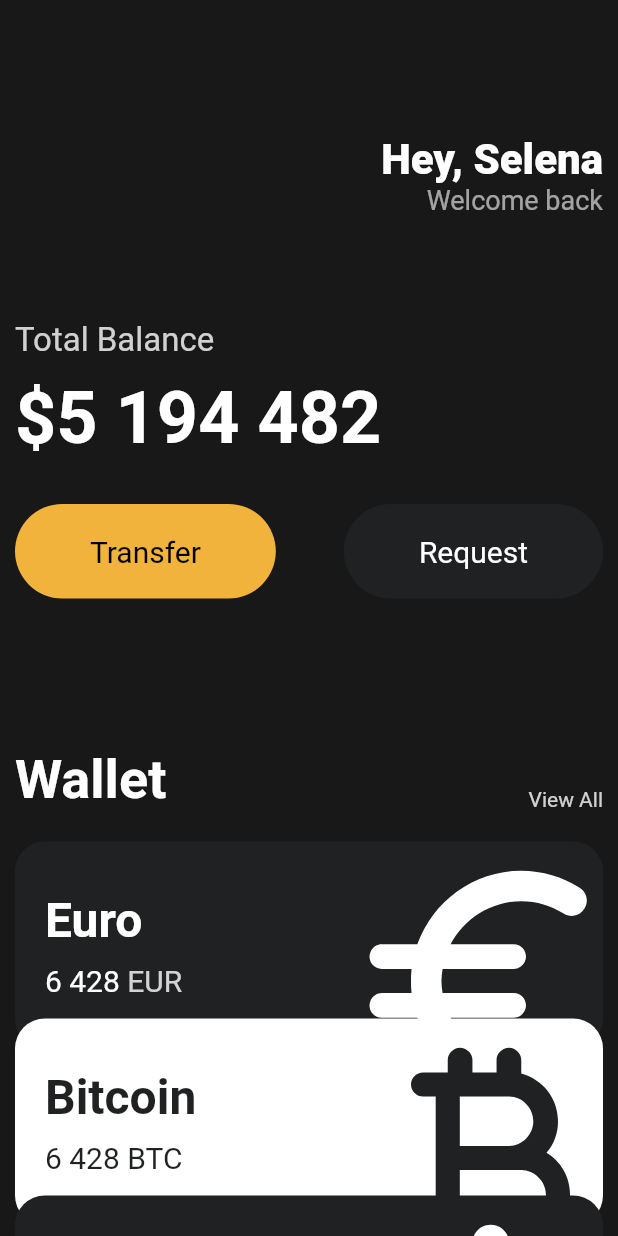
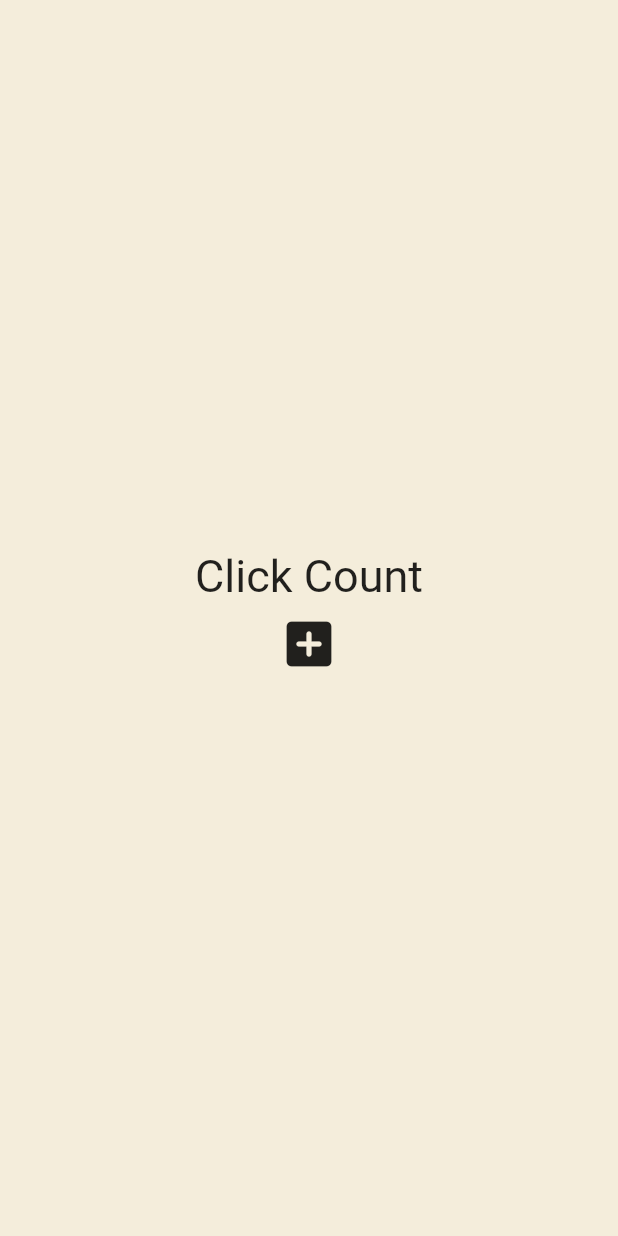
Before and after one commit to Miging/toonflix, a Flutter app: the screen it shows after launch, on a phone screen of 412 x 824 dp. Run offline on Flutter 3.47's test engine with Material 2 defaults, Android fonts, the phone set to English and light mode, and no system bars.

```diff
--- a/lib/main.dart
+++ b/lib/main.dart
@@ -6,139 +6,178 @@ void main() {
   runApp(const App());
 }
 
-class App extends StatelessWidget {
+class App extends StatefulWidget {
   const App({super.key});
+
+  @override
+  State<App> createState() => _AppState();
+}
+
+class _AppState extends State<App> {
+  List<int> numbers = [];
+  void onClicked() {
+    //setState->build재실행.
+    setState(() {
+      numbers.add(numbers.length);
+    });
+  }
 
   @override
   Widget build(BuildContext context) {
     return MaterialApp(
       home: Scaffold(
-        backgroundColor: const Color(0xFF181818),
-        body: SingleChildScrollView(
-          child: Padding(
-            padding: const EdgeInsets.all(10),
+        backgroundColor: const Color(0xFFF4EDDB),
+        body: Center(
           child: Column(
-              crossAxisAlignment: CrossAxisAlignment.start,
-              children: [
-                const SizedBox(
-                  height: 80,
-                ),
-                Row(
-                  mainAxisAlignment: MainAxisAlignment.end,
-                  children: [
-                    Column(
-                      crossAxisAlignment: CrossAxisAlignment.end,
+            mainAxisAlignment: MainAxisAlignment.center,
             children: [
               const Text(
-                          'Hey, Selena',
-                          style: TextStyle(
-                            color: Colors.white,
-                            fontSize: 28,
-                            fontWeight: FontWeight.w800,
+                'Click Count',
+                style: TextStyle(fontSize: 30),
               ),
+              for (var n in numbers) Text('$n'),
+              IconButton(
+                iconSize: 40,
+                onPressed: onClicked,
+                icon: const Icon(Icons.add_box_rounded),
               ),
-                        Text(
-                          'Welcome back',
-                          style: TextStyle(
-                            color: Colors.white.withOpacity(0.6),
-                            fontSize: 18,
-                          ),
-                        )
             ],
-                    )
-                  ],
-                ),
-                const SizedBox(
-                  height: 70,
-                ),
-                Text(
-                  'Total Balance',
-                  style: TextStyle(
-                    fontSize: 22,
-                    color: Colors.white.withOpacity(0.8),
-                  ),
-                ),
-                const SizedBox(
-                  height: 10,
-                ),
-                const Text(
-                  '\$5 194 482',
-                  style: TextStyle(
-                      fontSize: 48,
-                      color: Colors.white,
-                      fontWeight: FontWeight.w600),
-                ),
-                const SizedBox(
-                  height: 30,
-                ),
-                const Row(
-                  mainAxisAlignment: MainAxisAlignment.spaceBetween,
-                  children: [
-                    Button(
-                        text: 'Transfer',
-                        bgColor: Color(0xFFF1B33B),
-                        textColor: Colors.black),
-                    Button(
-                        text: 'Request',
-                        bgColor: Color(0xFF1F2123),
-                        textColor: Colors.white)
-                  ],
-                ),
-                const SizedBox(
-                  height: 100,
-                ),
-                Row(
-                  crossAxisAlignment: CrossAxisAlignment.end,
-                  mainAxisAlignment: MainAxisAlignment.spaceBetween,
-                  children: [
-                    const Text(
-                      'Wallet',
-                      style: TextStyle(
-                          color: Colors.white,
-                          fontSize: 36,
-                          fontWeight: FontWeight.w600),
-                    ),
-                    Text(
-                      'View All',
-                      style: TextStyle(color: Colors.white.withOpacity(0.8)),
-                    )
-                  ],
-                ),
-                const SizedBox(
-                  height: 20,
-                ),
-                const CurrencyCard(
-                  name: 'Euro',
-                  code: 'EUR',
-                  amount: '6 428',
-                  icon: Icons.euro_rounded,
-                  isInverted: false,
-                ),
-                Transform.translate(
-                  offset: const Offset(0, -20),
-                  child: const CurrencyCard(
-                    name: 'Bitcoin',
-                    code: 'BTC',
-                    amount: '6 428',
-                    icon: Icons.currency_bitcoin_rounded,
-                    isInverted: true,
-                  ),
-                ),
-                Transform.translate(
-                  offset: const Offset(0, -40),
-                  child: const CurrencyCard(
-                    name: 'Dollar',
-                    code: 'USD',
-                    amount: 'amount',
-                    icon: Icons.money_off_csred_rounded,
-                    isInverted: false,
-                  ),
-                )
-              ],
-            ),
           ),
         ),
       ),
     );
   }
 }
+// class App extends StatelessWidget {
+//   const App({super.key});
+
+//   @override
+//   Widget build(BuildContext context) {
+//     return MaterialApp(
+//       home: Scaffold(
+//         backgroundColor: const Color(0xFF181818),
+//         body: SingleChildScrollView(
+//           child: Padding(
+//             padding: const EdgeInsets.all(10),
+//             child: Column(
+//               crossAxisAlignment: CrossAxisAlignment.start,
+//               children: [
+//                 const SizedBox(
+//                   height: 80,
+//                 ),
+//                 Row(
+//                   mainAxisAlignment: MainAxisAlignment.end,
+//                   children: [
+//                     Column(
+//                       crossAxisAlignment: CrossAxisAlignment.end,
+//                       children: [
+//                         const Text(
+//                           'Hey, Selena',
+//                           style: TextStyle(
+//                             color: Colors.white,
+//                             fontSize: 28,
+//                             fontWeight: FontWeight.w800,
+//                           ),
+//                         ),
+//                         Text(
+//                           'Welcome back',
+//                           style: TextStyle(
+//                             color: Colors.white.withOpacity(0.6),
+//                             fontSize: 18,
+//                           ),
+//                         )
+//                       ],
+//                     )
+//                   ],
+//                 ),
+//                 const SizedBox(
+//                   height: 70,
+//                 ),
+//                 Text(
+//                   'Total Balance',
+//                   style: TextStyle(
+//                     fontSize: 22,
+//                     color: Colors.white.withOpacity(0.8),
+//                   ),
+//                 ),
+//                 const SizedBox(
+//                   height: 10,
+//                 ),
+//                 const Text(
+//                   '\$5 194 482',
+//                   style: TextStyle(
+//                       fontSize: 48,
+//                       color: Colors.white,
+//                       fontWeight: FontWeight.w600),
+//                 ),
+//                 const SizedBox(
+//                   height: 30,
+//                 ),
+//                 const Row(
+//                   mainAxisAlignment: MainAxisAlignment.spaceBetween,
+//                   children: [
+//                     Button(
+//                         text: 'Transfer',
+//                         bgColor: Color(0xFFF1B33B),
+//                         textColor: Colors.black),
+//                     Button(
+//                         text: 'Request',
+//                         bgColor: Color(0xFF1F2123),
+//                         textColor: Colors.white)
+//                   ],
+//                 ),
+//                 const SizedBox(
+//                   height: 100,
+//                 ),
+//                 Row(
+//                   crossAxisAlignment: CrossAxisAlignment.end,
+//                   mainAxisAlignment: MainAxisAlignment.spaceBetween,
+//                   children: [
+//                     const Text(
+//                       'Wallet',
+//                       style: TextStyle(
+//                           color: Colors.white,
+//                           fontSize: 36,
+//                           fontWeight: FontWeight.w600),
+//                     ),
+//                     Text(
+//                       'View All',
+//                       style: TextStyle(color: Colors.white.withOpacity(0.8)),
+//                     )
+//                   ],
+//                 ),
+//                 const SizedBox(
+//                   height: 20,
+//                 ),
+//                 const CurrencyCard(
+//                   name: 'Euro',
+//                   code: 'EUR',
+//                   amount: '6 428',
+//                   icon: Icons.euro_rounded,
+//                   isInverted: false,
+//                   order: 0,
+//                 ),
+//                 const CurrencyCard(
+//                   name: 'Bitcoin',
+//                   code: 'BTC',
+//                   amount: '6 428',
+//                   icon: Icons.currency_bitcoin_rounded,
+//                   isInverted: true,
+//                   order: 1,
+//                 ),
+//                 const CurrencyCard(
+//                   name: 'Dollar',
+//                   code: 'USD',
+//                   amount: 'amount',
+//                   icon: Icons.money_off_csred_rounded,
+//                   isInverted: false,
+//                   order: 2,
+//                 )
+//               ],
+//             ),
+//           ),
+//         ),
+//       ),
+//     );
+//   }
+// }
--- a/lib/widgets/currency_card.dart
+++ b/lib/widgets/currency_card.dart
@@ -5,6 +5,7 @@ class CurrencyCard extends StatelessWidget {
   final IconData icon;
   final bool isInverted;
   final _blackColor = const Color(0xFF1F2123);
+  final int order;
 
   const CurrencyCard({
     super.key,
@@ -13,13 +14,16 @@ class CurrencyCard extends StatelessWidget {
     required this.amount,
     required this.icon,
     required this.isInverted,
+    required this.order,
   });
 
   @override
   Widget build(BuildContext context) {
     // TODO: implement build
 
-    return Container(
+    return Transform.translate(
+      offset: Offset(0, -order * 20),
+      child: Container(
         clipBehavior: Clip.hardEdge,
         decoration: BoxDecoration(
           color: isInverted ? Colors.white : _blackColor,
@@ -80,6 +84,7 @@ class CurrencyCard extends StatelessWidget {
             ],
           ),
         ),
+      ),
     );
   }
 }
```
Lines whose indentation alone changed are shown as unchanged.
